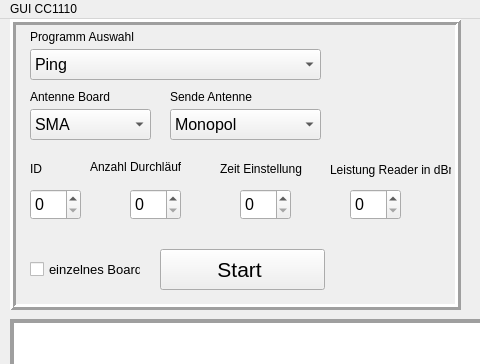
The window that gui3.ui (ga32geg/Kathrein-Git) describes before a commit, drawn with Qt 5; both pictures show x 0 to 480 and y 0 to 364 of the 952 by 897 pixel window.
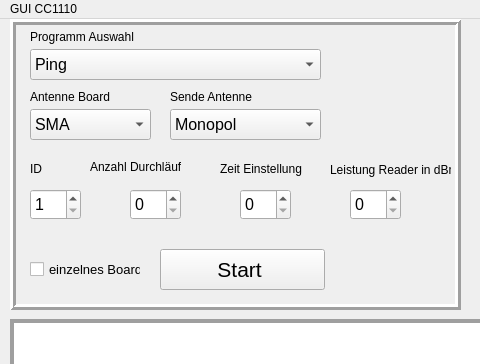
The same window after the commit. Custom widgets are drawn as their Qt base class.

```diff
--- a/gui3.ui
+++ b/gui3.ui
@@ -105,8 +105,11 @@
       <pointsize>12</pointsize>
      </font>
     </property>
+    <property name="minimum">
+     <number>1</number>
+    </property>
     <property name="maximum">
-     <number>50</number>
+     <number>64</number>
     </property>
    </widget>
    <widget class="QLabel" name="label_2">
```
